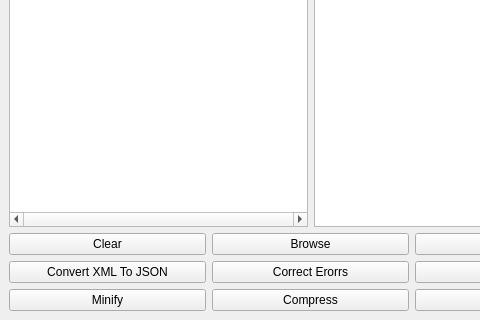
Old version of the form GUI/mainwindow.ui in the repository OmarAMonem/XML-Data-structure; both pictures show x 0 to 480 and y 217 to 537 of the 621 by 537 pixel window.
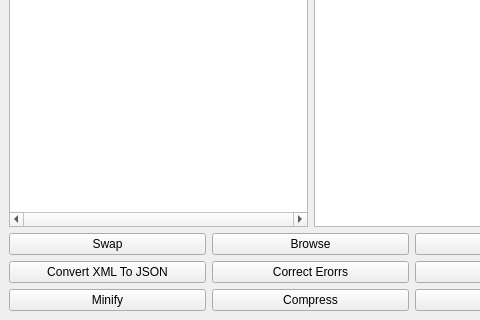
New version of the form.

```diff
--- a/GUI/mainwindow.ui
+++ b/GUI/mainwindow.ui
@@ -75,7 +75,7 @@
       <item>
        <widget class="QPushButton" name="pushButton">
         <property name="text">
-         <string>Clear</string>
+         <string>Swap</string>
         </property>
        </widget>
       </item>
```
